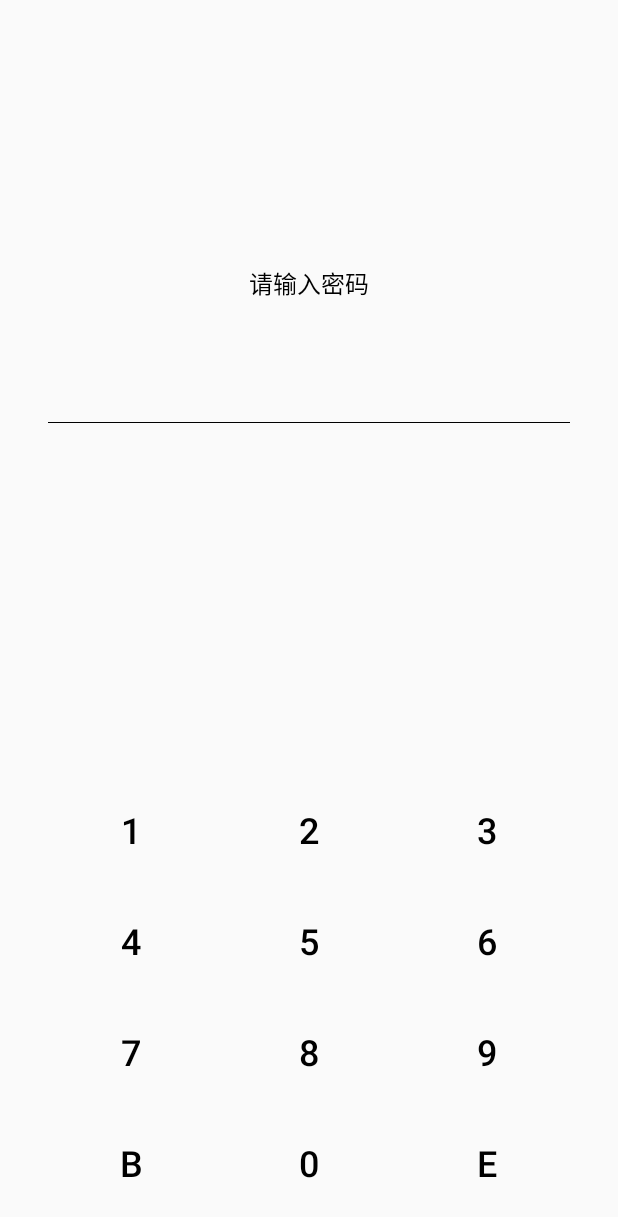
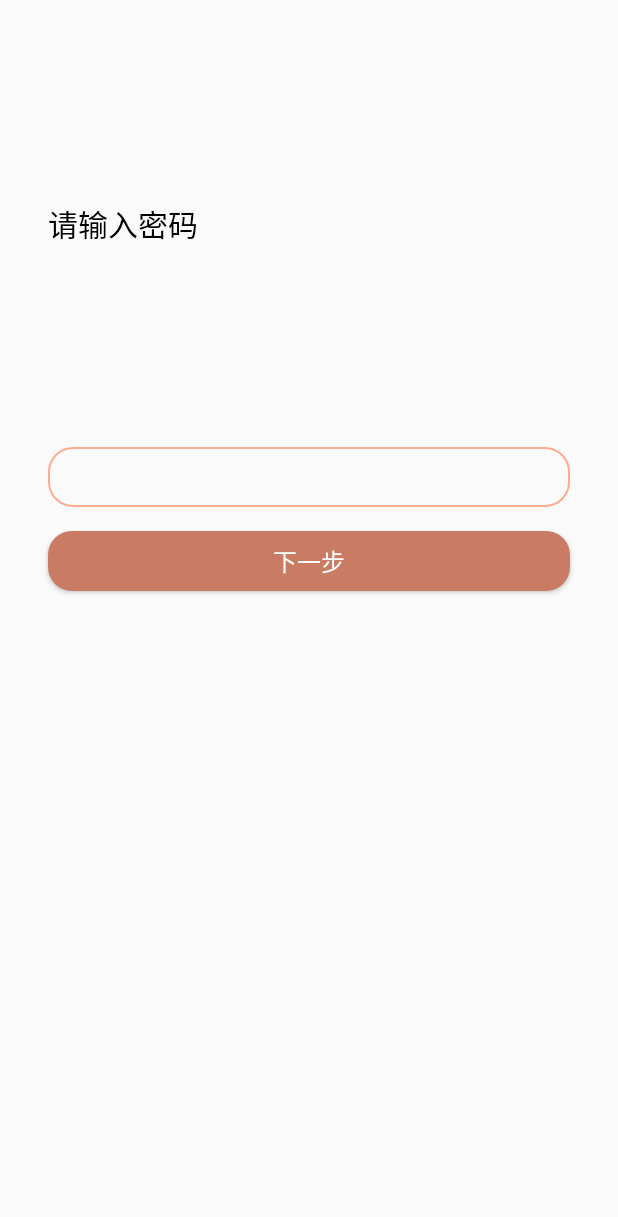
Before and after one commit to sohnyi/liangmi_android, an Android app: the LoginActivity screen opened directly, with no data from a screen before it, on a phone screen of 412 x 824 dp. Shown: the top 1217 px of the screen. Run offline under Robolectric (Android 15) with nearby library versions, the phone set to English and light mode, and no system bars.

Commit message:
fea: complete login

```diff
--- a/app/src/main/java/com/sohnyi/liangmi/LoginActivity.kt
+++ b/app/src/main/java/com/sohnyi/liangmi/LoginActivity.kt
@@ -1,73 +1,110 @@
 package com.sohnyi.liangmi
 
+import android.content.Intent
 import android.os.Bundle
-import android.widget.Toast
+import android.view.View
+import android.view.inputmethod.EditorInfo
+import android.widget.*
 import androidx.appcompat.app.AppCompatActivity
-import kotlinx.android.synthetic.main.activity_login.*
-import java.lang.StringBuilder
+import androidx.core.widget.addTextChangedListener
+import androidx.preference.PreferenceManager
+import org.apache.commons.codec.digest.DigestUtils
 
-class LoginActivity: AppCompatActivity() {
+class LoginActivity : AppCompatActivity() {
 
-    private var passwordSB = StringBuilder()
+    private var savedPassword: String? = null
+    private var password = ""
+
+    private val etPassword: EditText by lazy {
+        findViewById(R.id.et_password)
+    }
+
+    private val tvPassword: TextView by lazy {
+        findViewById(R.id.tv_password)
+    }
+
+    companion object {
+        const val EXTRA_PASSWORD = "com.sohnyi.liangmi.LoginActivity.password"
+        private const val NUMBER_OF_PASSWORD = 6
+    }
 
     override fun onCreate(savedInstanceState: Bundle?) {
         super.onCreate(savedInstanceState)
         setContentView(R.layout.activity_login)
 
-        ///TODO handle the different status between has set password and no password has set
+        savedPassword = intent.getStringExtra(EXTRA_PASSWORD)
 
-        setViewOnClickListener()
-    }
+        val ivClear: ImageView = findViewById(R.id.iv_clear)
+        val btnNext: Button = findViewById(R.id.btn_next)
 
-    private fun setViewOnClickListener() {
-        tv_0.setOnClickListener { onNumberClick(it.id) }
-        tv_1.setOnClickListener { onNumberClick(it.id) }
-        tv_2.setOnClickListener { onNumberClick(it.id) }
-        tv_3.setOnClickListener { onNumberClick(it.id) }
-        tv_4.setOnClickListener { onNumberClick(it.id) }
-        tv_5.setOnClickListener { onNumberClick(it.id) }
-        tv_6.setOnClickListener { onNumberClick(it.id) }
-        tv_6.setOnClickListener { onNumberClick(it.id) }
-        tv_7.setOnClickListener { onNumberClick(it.id) }
-        tv_8.setOnClickListener { onNumberClick(it.id) }
-        tv_9.setOnClickListener { onNumberClick(it.id) }
 
-        tv_backspace.setOnClickListener { onBackSpaceClick() }
+        ivClear.setOnClickListener {
+            etPassword.text.clear()
+        }
 
-        tv_enter.setOnClickListener { onEnterClick() }
-    }
+        btnNext.isEnabled = true
+        btnNext.setOnClickListener {
+            handleInput(etPassword.text.toString())
+        }
 
-    private fun onNumberClick(id: Int) {
-        if (passwordSB.length < 8) {
-            when (id) {
-                R.id.tv_0 -> passwordSB.append("0")
-                R.id.tv_1 -> passwordSB.append("1")
-                R.id.tv_2 -> passwordSB.append("2")
-                R.id.tv_3 -> passwordSB.append("3")
-                R.id.tv_4 -> passwordSB.append("4")
-                R.id.tv_5 -> passwordSB.append("5")
-                R.id.tv_6 -> passwordSB.append("6")
-                R.id.tv_7 -> passwordSB.append("7")
-                R.id.tv_8 -> passwordSB.append("8")
-                R.id.tv_9 -> passwordSB.append("9")
+        etPassword.addTextChangedListener {
+            val length: Int = it?.length ?: 0
+            if (length > 0) {
+                ivClear.visibility = View.VISIBLE
+                btnNext.isEnabled = length >= NUMBER_OF_PASSWORD
+            } else {
+                ivClear.visibility = View.INVISIBLE
             }
-            tv_password.text = passwordSB.toString()
+        }
+
+        etPassword.setOnEditorActionListener { _, actionId, _ ->
+            when (actionId) {
+                EditorInfo.IME_ACTION_DONE -> {
+                    handleInput(etPassword.text.toString())
+                    true
+                }
+                else -> false
+            }
         }
     }
 
-    private fun onBackSpaceClick() {
-        if (passwordSB.isNotEmpty()) {
-            passwordSB.deleteCharAt(passwordSB.length - 1)
-            tv_password.text = passwordSB.toString()
+    private fun handleInput(input: String) {
+        if (savedPassword.isNullOrEmpty()) {
+            if (password.isEmpty()) {
+                etPassword.text.clear()
+                password = input
+                tvPassword.text = getString(R.string.confirm_password)
+            } else {
+                if (input == password) {
+                    val sp =
+                        PreferenceManager.getDefaultSharedPreferences(this@LoginActivity)
+                    val editor = sp.edit()
+                    val pwSHA256 = DigestUtils.sha256Hex(password)
+                    editor.putString("password", pwSHA256)
+                    if (editor.commit()) {
+                        startActivity(Intent(this@LoginActivity, MainActivity::class.java))
+                        finish()
+                    }
+                } else {
+                    Toast.makeText(
+                        this@LoginActivity,
+                        getString(R.string.password_not_match),
+                        Toast.LENGTH_SHORT
+                    ).show()
+                }
+            }
+        } else {
+            if (DigestUtils.sha256Hex(input) == savedPassword) {
+                startActivity(Intent(this@LoginActivity, MainActivity::class.java))
+                finish()
+            } else {
+                Toast.makeText(
+                    this@LoginActivity,
+                    getString(R.string.wrong_password),
+                    Toast.LENGTH_SHORT
+                ).show()
+            }
         }
     }
 
-    private fun onEnterClick() {
-        if (passwordSB.length >= 6) {
-            Toast.makeText(this, "password enter", Toast.LENGTH_SHORT).show()
-            ///TODO handler after password set successful or password enter right
-        } else {
-            Toast.makeText(this, "password to short", Toast.LENGTH_SHORT).show()
-        }
-    }
 }
--- /dev/null
+++ b/app/src/main/res/drawable/bg_common_button.xml
@@ -0,0 +1,9 @@
+<?xml version="1.0" encoding="utf-8"?>
+<shape xmlns:android="http://schemas.android.com/apk/res/android"
+    android:shape="rectangle">
+
+    <corners android:radius="16dp" />
+    <gradient android:startColor="@color/colorSecondLight"
+        android:endColor="@color/colorSecondDark" />
+
+</shape>
--- /dev/null
+++ b/app/src/main/res/drawable/bg_second_round_16.xml
@@ -0,0 +1,9 @@
+<?xml version="1.0" encoding="utf-8"?>
+<shape xmlns:android="http://schemas.android.com/apk/res/android"
+    android:shape="rectangle">
+
+    <corners android:radius="16dp" />
+    <stroke android:color="@color/colorSecond"
+        android:width="1dp" />
+
+</shape>
--- /dev/null
+++ b/app/src/main/res/drawable/ic_baseline_clear_24.xml
@@ -0,0 +1,5 @@
+<vector android:alpha="0.87" android:height="24dp"
+    android:tint="#363636" android:viewportHeight="24"
+    android:viewportWidth="24" android:width="24dp" xmlns:android="http://schemas.android.com/apk/res/android">
+    <path android:fillColor="@android:color/white" android:pathData="M19,6.41L17.59,5 12,10.59 6.41,5 5,6.41 10.59,12 5,17.59 6.41,19 12,13.41 17.59,19 19,17.59 13.41,12z"/>
+</vector>
--- a/app/src/main/res/layout/activity_login.xml
+++ b/app/src/main/res/layout/activity_login.xml
@@ -1,6 +1,5 @@
 <?xml version="1.0" encoding="utf-8"?>
-<androidx.constraintlayout.widget.ConstraintLayout
-    xmlns:android="http://schemas.android.com/apk/res/android"
+<androidx.constraintlayout.widget.ConstraintLayout xmlns:android="http://schemas.android.com/apk/res/android"
     xmlns:app="http://schemas.android.com/apk/res-auto"
     xmlns:tools="http://schemas.android.com/tools"
     android:layout_width="match_parent"
@@ -8,146 +7,61 @@
     tools:context=".LoginActivity">
 
     <TextView
+        android:id="@+id/tv_password"
+        android:layout_width="wrap_content"
+        android:layout_height="wrap_content"
+        android:gravity="center"
+        android:text="@string/input_password"
+        android:textColor="@android:color/black"
+        android:textSize="20sp"
+        app:layout_constraintBottom_toTopOf="@id/et_password"
+        app:layout_constraintStart_toStartOf="@id/et_password"
+        app:layout_constraintTop_toTopOf="parent" />
+
+    <EditText
+        android:id="@+id/et_password"
         android:layout_width="match_parent"
-        android:layout_height="wrap_content"
-        android:text="@string/input_password"
-        android:layout_marginBottom="32dp"
-        android:gravity="center"
-        android:textSize="16sp"
-        android:textColor="@android:color/black"
-        app:layout_constraintBottom_toTopOf="@id/tv_password"/>
-
-    <TextView
-        android:id="@+id/tv_password"
-        android:layout_width="match_parent"
-        android:layout_height="wrap_content"
+        android:layout_height="@dimen/common_height"
         android:layout_marginHorizontal="32dp"
         android:gravity="center"
         android:inputType="numberPassword"
-        android:maxLength="10"
-        android:textSize="36sp"
+        android:maxLength="12"
         android:textColor="@android:color/black"
+        android:textSize="24sp"
+        android:maxLines="1"
+        android:imeOptions="actionDone"
+        android:background="@drawable/bg_second_round_16"
+        app:layout_constraintVertical_bias="0.38"
         app:layout_constraintBottom_toBottomOf="parent"
         app:layout_constraintTop_toTopOf="parent"
-        app:layout_constraintVertical_bias="0.3"
-        tools:text="54329831"
-        tools:ignore="TextViewEdits" />
+        tools:ignore="TextViewEdits"
+        tools:text="54329831" />
 
-    <View
+    <ImageView
+        android:id="@+id/iv_clear"
+        android:layout_width="24dp"
+        android:layout_height="24dp"
+        android:src="@drawable/ic_baseline_clear_24"
+        android:layout_marginEnd="16dp"
+        android:visibility="invisible"
+        app:layout_constraintTop_toTopOf="@id/et_password"
+        app:layout_constraintBottom_toBottomOf="@id/et_password"
+        app:layout_constraintEnd_toEndOf="@id/et_password" />
+
+    <Button
+        android:id="@+id/btn_next"
         android:layout_width="0dp"
-        android:layout_height="0.5dp"
-        app:layout_constraintTop_toBottomOf="@id/tv_password"
-        app:layout_constraintStart_toStartOf="@id/tv_password"
-        app:layout_constraintEnd_toEndOf="@id/tv_password"
-        android:background="@android:color/black" />
-
-    <TextView
-        android:id="@+id/tv_confirm_password"
-        android:layout_width="match_parent"
-        android:layout_height="wrap_content"
-        android:layout_marginTop="16dp"
-        android:layout_marginHorizontal="32dp"
+        android:text="@string/next"
+        android:textSize="16sp"
         android:gravity="center"
-        android:hint="@string/confirm_password"
-        android:inputType="numberPassword"
-        android:maxLength="10"
-        android:textSize="36sp"
-        android:visibility="invisible"
-        app:layout_constraintTop_toBottomOf="@+id/tv_password"
-        tools:text="54329831"
-        tools:ignore="TextViewEdits" />
-
-    <androidx.constraintlayout.helper.widget.Flow
-        android:id="@+id/flow_keyboard"
-        android:layout_width="0dp"
-        android:layout_height="320dp"
-        android:orientation="horizontal"
-        app:constraint_referenced_ids="tv_1, tv_2, tv_3, tv_4, tv_5, tv_6, tv_7, tv_8, tv_9, tv_backspace, tv_0, tv_enter"
-        app:flow_maxElementsWrap="3"
-        app:flow_wrapMode="chain"
-        android:paddingStart="32dp"
-        android:paddingEnd="32dp"
-        android:paddingTop="16dp"
-        android:paddingBottom="16dp"
-        app:flow_verticalGap="8dp"
-        app:flow_horizontalGap="8dp"
-        app:layout_constraintStart_toStartOf="parent"
-        app:layout_constraintEnd_toEndOf="parent"
-        app:layout_constraintBottom_toBottomOf="parent"
-        app:layout_constraintTop_toBottomOf="@id/tv_confirm_password"
-        app:layout_constraintVertical_bias="1.0" />
-
-    <TextView
-        android:id="@+id/tv_1"
-        android:text="@string/_1"
-        style="@style/FlowText"
-        tools:ignore="MissingConstraints" />
-
-    <TextView
-        android:id="@+id/tv_2"
-        android:text="@string/_2"
-        style="@style/FlowText"
-        tools:ignore="MissingConstraints" />
-
-    <TextView
-        android:id="@+id/tv_3"
-        android:text="@string/_3"
-        style="@style/FlowText"
-        tools:ignore="MissingConstraints" />
-
-    <TextView
-        android:id="@+id/tv_4"
-        android:text="@string/_4"
-        style="@style/FlowText"
-        tools:ignore="MissingConstraints" />
-
-    <TextView
-        android:id="@+id/tv_5"
-        android:text="@string/_5"
-        style="@style/FlowText"
-        tools:ignore="MissingConstraints" />
-
-    <TextView
-        android:id="@+id/tv_6"
-        android:text="@string/_6"
-        style="@style/FlowText"
-        tools:ignore="MissingConstraints" />
-
-    <TextView
-        android:id="@+id/tv_7"
-        android:text="@string/_7"
-        style="@style/FlowText"
-        tools:ignore="MissingConstraints" />
-
-
-    <TextView
-        android:id="@+id/tv_8"
-        android:text="@string/_8"
-        style="@style/FlowText"
-        tools:ignore="MissingConstraints"/>
-
-    <TextView
-        android:id="@+id/tv_9"
-        android:text="@string/_9"
-        style="@style/FlowText"
-        tools:ignore="MissingConstraints" />
-
-    <TextView
-        android:id="@+id/tv_backspace"
-        android:text="B"
-        style="@style/FlowText"
-        tools:ignore="MissingConstraints" />
-
-    <TextView
-        android:id="@+id/tv_0"
-        android:text="@string/_0"
-        style="@style/FlowText"
-        tools:ignore="MissingConstraints" />
-
-    <TextView
-        android:id="@+id/tv_enter"
-        android:text="E"
-        style="@style/FlowText"
-        tools:ignore="MissingConstraints" />
+        android:enabled="false"
+        android:backgroundTint="@color/colorSecondDark"
+        android:textColor="@color/white"
+        android:background="@drawable/bg_common_button"
+        android:layout_height="@dimen/common_height"
+        app:layout_constraintTop_toBottomOf="@id/et_password"
+        app:layout_constraintStart_toStartOf="@id/et_password"
+        app:layout_constraintEnd_toEndOf="@id/et_password"
+        android:layout_marginTop="16dp"/>
 
 </androidx.constraintlayout.widget.ConstraintLayout>
--- a/app/src/main/res/values/colors.xml
+++ b/app/src/main/res/values/colors.xml
@@ -7,4 +7,8 @@
 
     <color name="bgGray">#FFF2F5F7</color>
     <color name="white">#FFFFFFFF</color>
+
+    <color name="colorSecond">#ffab91</color>
+    <color name="colorSecondLight">#ffddc1</color>
+    <color name="colorSecondDark">#c97b63</color>
 </resources>
--- a/app/src/main/res/values/demines.xml
+++ b/app/src/main/res/values/demines.xml
@@ -3,5 +3,6 @@
     <dimen name="card_view_elevation">2dp</dimen>
     <dimen name="card_view_radius">8dp</dimen>
     <dimen name="card_view_height">64dp</dimen>
+    <dimen name="common_height">40dp</dimen>
 
 </resources>
--- a/app/src/main/res/values/strings.xml
+++ b/app/src/main/res/values/strings.xml
@@ -1,16 +1,10 @@
 <resources>
     <string name="app_name">liangmi</string>
-    <string name="tip_no_data">No data now!</string>
+    <string name="tip_no_data">暂无数据</string>
     <string name="input_password">请输入密码</string>
     <string name="confirm_password">请确认密码</string>
-    <string name="_1">1</string>
-    <string name="_3">3</string>
-    <string name="_4">4</string>
-    <string name="_5">5</string>
-    <string name="_6">6</string>
-    <string name="_7">7</string>
-    <string name="_8">8</string>
-    <string name="_9">9</string>
-    <string name="_0">0</string>
-    <string name="_2">2</string>
+   <string name="next">下一步</string>
+    <string name="password_not_match">两次密码不一致</string>
+    <string name="wrong_password">密码错误</string>
+
 </resources>
--- a/build.gradle
+++ b/build.gradle
@@ -1,14 +1,14 @@
 // Top-level build file where you can add configuration options common to all sub-projects/modules.
 
 buildscript {
-    ext.kotlin_version = '1.3.61'
+    ext.kotlin_version = '1.4.21'
     repositories {
         google()
         jcenter()
 
     }
     dependencies {
-        classpath 'com.android.tools.build:gradle:3.6.2'
+        classpath 'com.android.tools.build:gradle:4.1.1'
         classpath "org.jetbrains.kotlin:kotlin-gradle-plugin:$kotlin_version"
 
         // NOTE: Do not place your application dependencies here; they belong
```
Also changed, not shown: app/build.gradle (+26 -9 lines), app/src/main/java/com/sohnyi/liangmi/constant/Constant.kt (deleted, +0 -22 lines), app/src/main/java/com/sohnyi/liangmi/entry/Category.kt (added, +9 -0 lines), app/src/main/java/com/sohnyi/liangmi/enums/CategoryEnum.kt (added, +14 -0 lines), app/src/main/java/com/sohnyi/liangmi/splash/SplashActivity.kt (+18 -10 lines), app/src/main/res/drawable/ic_baseline_lock_24.xml (added, +10 -0 lines), app/src/main/res/layout/item_password.xml (+8 -19 lines), app/src/main/res/values/styles.xml (+0 -20 lines), gradle/wrapper/gradle-wrapper.properties.
